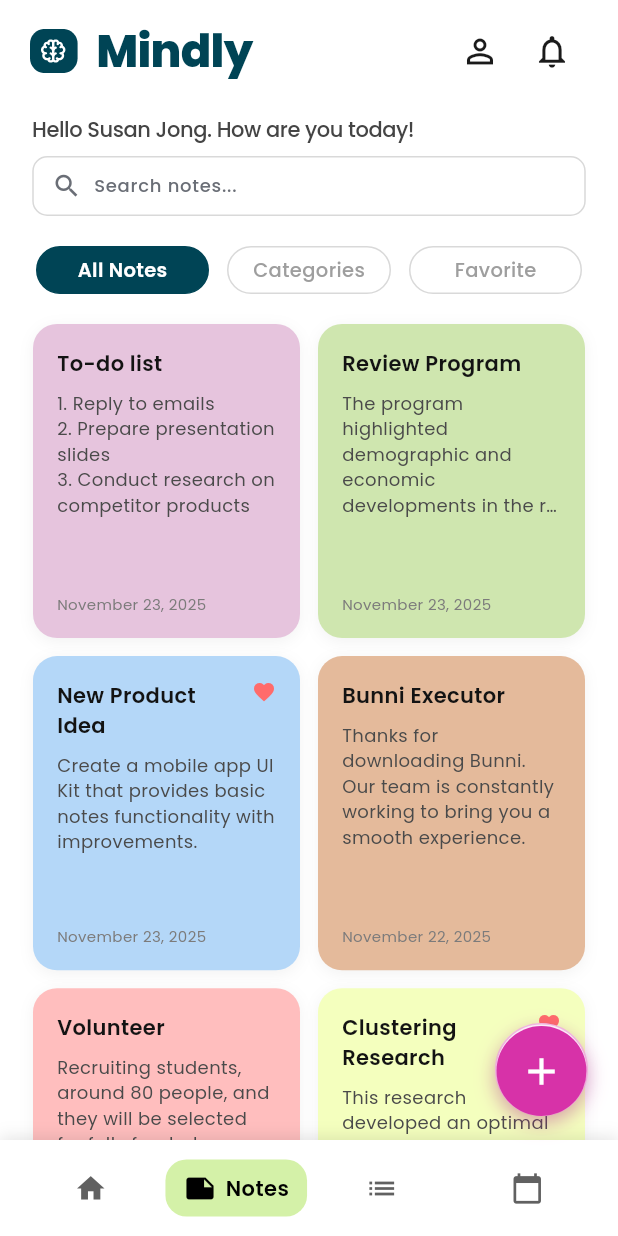
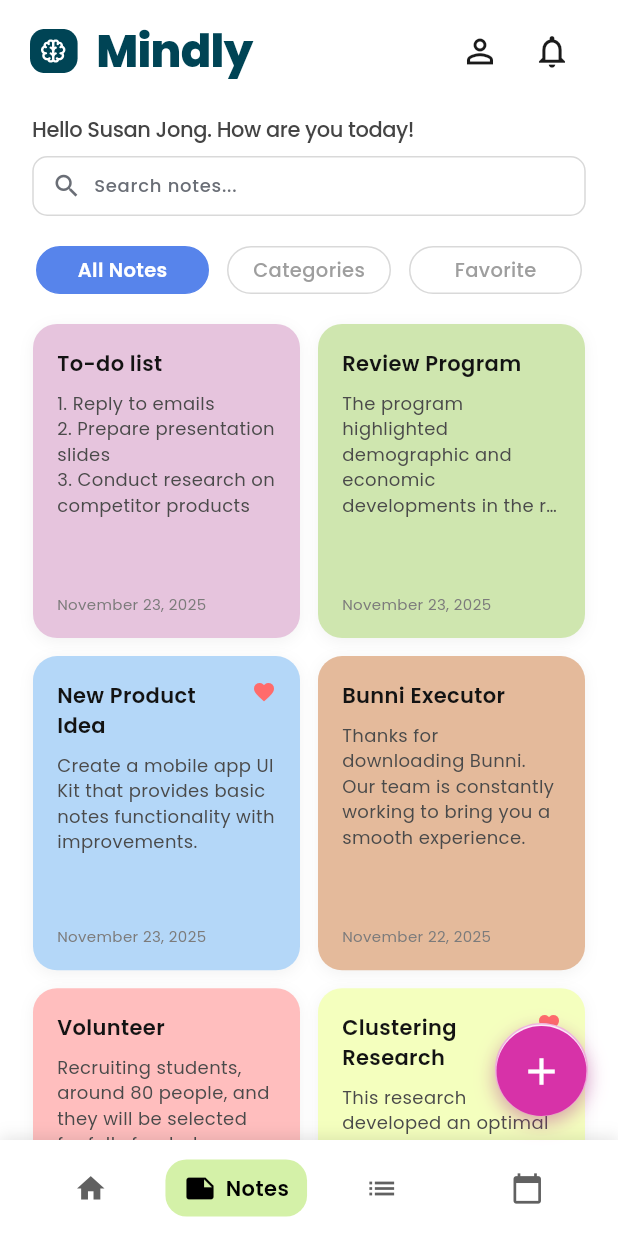
Before and after one commit to susanjong/MindlyApp_MobileDev, a Flutter app: the NotesMainPage screen opened by its route, on a phone screen of 412 x 824 dp. Run offline on Flutter 3.47's test engine with Material 3 defaults, Android fonts, the phone set to English and light mode, and no system bars; our stand-ins replace cloud_firestore, firebase_auth, firebase_core, flutter_svg, google_fonts, google_sign_in; accounts and stored records are empty.

Commit message:
feat: update tab item color to match design specifications when selected

```diff
--- a/lib/features/notes/presentation/widgets/note_tab_bar.dart
+++ b/lib/features/notes/presentation/widgets/note_tab_bar.dart
@@ -43,6 +43,9 @@ class _TabItem extends StatelessWidget {
   final bool isSelected;
   final VoidCallback onTap;
 
+  // Warna sesuai request: 5784EB
+  static const Color _selectedColor = Color(0xFF5784EB);
+
   const _TabItem({
     required this.label,
     required this.isSelected,
@@ -61,10 +64,11 @@ class _TabItem extends StatelessWidget {
           curve: Curves.easeInOut,
           height: 32,
           decoration: BoxDecoration(
-            color: isSelected ? const Color(0xFF004455) : Colors.white,
+            // 1. Warna background jadi 5784EB jika selected
+            color: isSelected ? _selectedColor : Colors.white,
             border: Border.all(
               color: isSelected
-                  ? const Color(0xFF004455)
+                  ? _selectedColor
                   : const Color(0xFFD9D9D9),
               width: 1,
             ),
```
